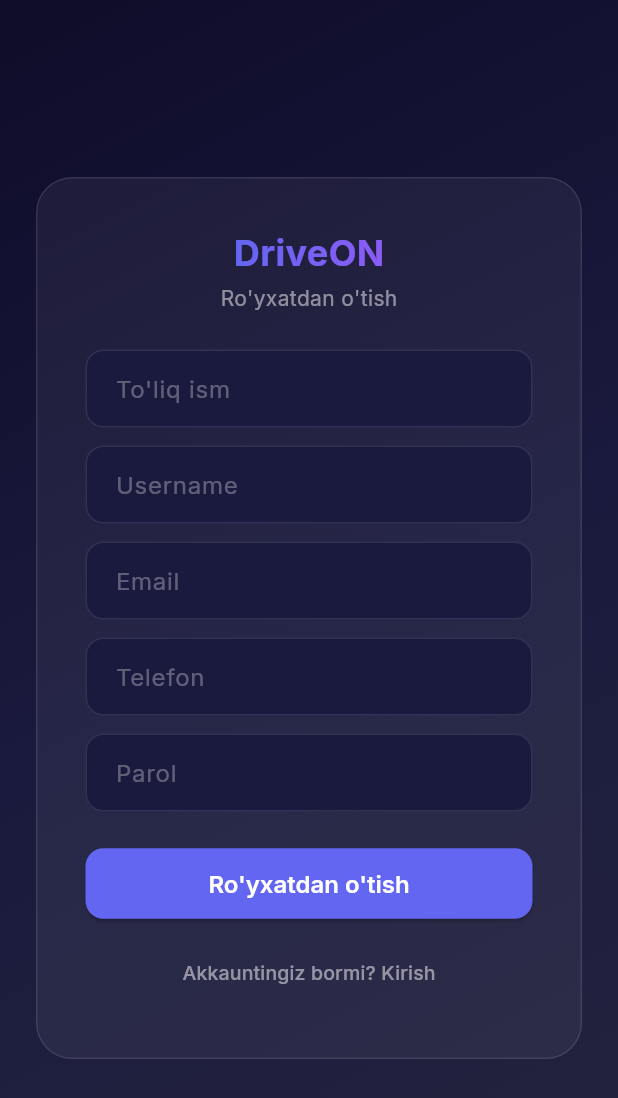
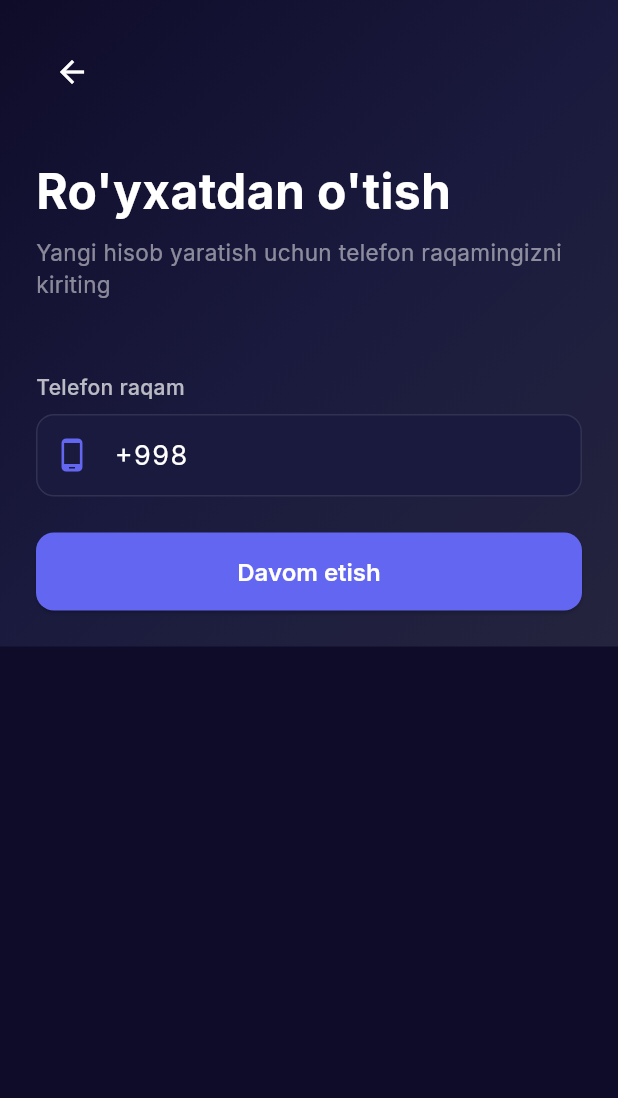
Before and after one commit to Jasurbek414/DriveON, a Flutter app: the RegisterScreen screen opened directly, on a phone screen of 412 x 824 dp. Shown: the top 1098 px of the screen. Run offline on Flutter 3.47's test engine with Material 3 defaults, Android fonts, the phone set to English and light mode, and no system bars; our stand-ins replace flutter_secure_storage, go_router, google_fonts; accounts and stored records are empty.

Commit message:
feat: complete registration flow and add docker-compose for DB

```diff
--- a/mobile/lib/router/app_router.dart
+++ b/mobile/lib/router/app_router.dart
@@ -15,6 +15,8 @@ import '../screens/add_card_screen.dart';
 import '../screens/profile_screen.dart';
 import '../screens/settings_screen.dart';
 
+import '../screens/register_screen.dart';
+
 class AppRouter {
   static final router = GoRouter(
     initialLocation: '/phone',
@@ -22,7 +24,7 @@ class AppRouter {
       final auth = context.read<AuthService>();
       final isAuth = auth.isAuthenticated;
       final isLoading = auth.isLoading;
-      final authRoutes = ['/phone', '/otp', '/password', '/set-password'];
+      final authRoutes = ['/phone', '/register', '/otp', '/password', '/set-password'];
       final isAuthRoute = authRoutes.contains(state.matchedLocation);
       if (isLoading) return null;
       if (!isAuth && !isAuthRoute) return '/phone';
@@ -31,6 +33,7 @@ class AppRouter {
     },
     routes: [
       GoRoute(path: '/phone', builder: (_, __) => const PhoneEntryScreen()),
+      GoRoute(path: '/register', builder: (_, __) => const RegisterScreen()),
       GoRoute(path: '/otp', builder: (_, state) => OtpScreen(phone: state.extra as String)),
       GoRoute(path: '/password', builder: (_, state) => PasswordScreen(phone: state.extra as String)),
       GoRoute(path: '/set-password', builder: (_, state) => SetPasswordScreen(phone: state.extra as String)),
--- a/mobile/lib/screens/register_screen.dart
+++ b/mobile/lib/screens/register_screen.dart
@@ -1,8 +1,7 @@
 import 'package:flutter/material.dart';
-import 'package:provider/provider.dart';
 import 'package:go_router/go_router.dart';
-import '../services/auth_service.dart';
 import '../theme/app_colors.dart';
+import '../services/api_service.dart';
 
 class RegisterScreen extends StatefulWidget {
   const RegisterScreen({super.key});
@@ -11,80 +10,69 @@ class RegisterScreen extends StatefulWidget {
 }
 
 class _RegisterScreenState extends State<RegisterScreen> {
-  final _fullName = TextEditingController();
-  final _username = TextEditingController();
-  final _email = TextEditingController();
-  final _phone = TextEditingController();
-  final _password = TextEditingController();
+  final _phoneCtrl = TextEditingController(text: '+998');
   bool _loading = false;
+  String? _error;
 
-  Future<void> _handleRegister() async {
-    setState(() => _loading = true);
-    final auth = context.read<AuthService>();
-    final ok = await auth.register({
-      'fullName': _fullName.text.trim(),
-      'username': _username.text.trim(),
-      'email': _email.text.trim(),
-      'phoneNumber': _phone.text.trim(),
-      'password': _password.text.trim(),
-    });
-    setState(() => _loading = false);
-    if (ok && mounted) context.go('/');
+  Future<void> _register() async {
+    final phone = _phoneCtrl.text.trim();
+    if (phone.length < 13) { setState(() => _error = "To'liq raqam kiriting"); return; }
+    setState(() { _loading = true; _error = null; });
+    try {
+      final check = await ApiService.checkPhone(phone);
+      if (check['registered'] == true) {
+        setState(() => _error = "Bu raqam allaqachon ro'yxatdan o'tgan. Iltimos, kiring.");
+      } else {
+        await ApiService.sendOtp(phone);
+        if (mounted) context.go('/otp', extra: phone);
+      }
+    } catch (e) {
+      setState(() => _error = e.toString().replaceFirst('Exception: ', ''));
+    } finally {
+      if (mounted) setState(() => _loading = false);
+    }
   }
 
   @override
-  void dispose() { _fullName.dispose(); _username.dispose(); _email.dispose(); _phone.dispose(); _password.dispose(); super.dispose(); }
-
-  @override
   Widget build(BuildContext context) {
-    final auth = context.watch<AuthService>();
     return Scaffold(
       body: Container(
         decoration: const BoxDecoration(gradient: AppColors.backgroundGradient),
         child: SafeArea(
-          child: Center(
           child: SingleChildScrollView(
+            child: Padding(
               padding: const EdgeInsets.all(24),
-              child: Container(
-                padding: const EdgeInsets.all(32),
-                decoration: BoxDecoration(
-                  color: Colors.white.withOpacity(0.05),
-                  borderRadius: BorderRadius.circular(24),
-                  border: Border.all(color: Colors.white.withOpacity(0.1)),
+              child: Column(crossAxisAlignment: CrossAxisAlignment.start, children: [
+                IconButton(icon: const Icon(Icons.arrow_back, color: Colors.white), onPressed: () => context.go('/phone')),
+                const SizedBox(height: 32),
+                const Text("Ro'yxatdan o'tish", style: TextStyle(color: Colors.white, fontSize: 32, fontWeight: FontWeight.bold)),
+                const SizedBox(height: 8),
+                Text('Yangi hisob yaratish uchun telefon raqamingizni kiriting', style: TextStyle(color: Colors.white.withOpacity(0.5), fontSize: 15)),
+                const SizedBox(height: 48),
+                Text('Telefon raqam', style: TextStyle(color: Colors.white.withOpacity(0.7), fontSize: 14, fontWeight: FontWeight.w500)),
+                const SizedBox(height: 8),
+                TextField(
+                  controller: _phoneCtrl,
+                  keyboardType: TextInputType.phone,
+                  style: const TextStyle(color: Colors.white, fontSize: 18, letterSpacing: 1),
+                  decoration: InputDecoration(
+                    prefixIcon: const Icon(Icons.phone_android, color: AppColors.primary),
+                    hintText: '+998 90 123 45 67',
+                    errorText: _error,
                   ),
-                child: Column(mainAxisSize: MainAxisSize.min, children: [
-                  ShaderMask(
-                    shaderCallback: (b) => AppColors.primaryGradient.createShader(b),
-                    child: const Text('DriveON', style: TextStyle(fontSize: 24, fontWeight: FontWeight.bold, color: Colors.white)),
                 ),
-                  const SizedBox(height: 4),
-                  Text("Ro'yxatdan o'tish", style: TextStyle(color: Colors.white.withOpacity(0.5), fontSize: 14)),
-                  const SizedBox(height: 24),
-                  if (auth.error != null) Container(
-                    padding: const EdgeInsets.all(12), margin: const EdgeInsets.only(bottom: 16),
-                    decoration: BoxDecoration(color: AppColors.error.withOpacity(0.1), borderRadius: BorderRadius.circular(12)),
-                    child: Text(auth.error!, style: const TextStyle(color: AppColors.error, fontSize: 13), textAlign: TextAlign.center),
-                  ),
-                  TextField(controller: _fullName, decoration: const InputDecoration(hintText: "To'liq ism")),
-                  const SizedBox(height: 12),
-                  TextField(controller: _username, decoration: const InputDecoration(hintText: 'Username')),
-                  const SizedBox(height: 12),
-                  TextField(controller: _email, keyboardType: TextInputType.emailAddress, decoration: const InputDecoration(hintText: 'Email')),
-                  const SizedBox(height: 12),
-                  TextField(controller: _phone, keyboardType: TextInputType.phone, decoration: const InputDecoration(hintText: 'Telefon')),
-                  const SizedBox(height: 12),
-                  TextField(controller: _password, obscureText: true, decoration: const InputDecoration(hintText: 'Parol')),
                 const SizedBox(height: 24),
                 SizedBox(
                   width: double.infinity,
-                    child: ElevatedButton(onPressed: _loading ? null : _handleRegister,
-                      child: _loading ? const SizedBox(width: 20, height: 20, child: CircularProgressIndicator(strokeWidth: 2, color: Colors.white)) : const Text("Ro'yxatdan o'tish")),
+                  height: 52,
+                  child: ElevatedButton(
+                    onPressed: _loading ? null : _register,
+                    child: _loading
+                      ? const SizedBox(width: 20, height: 20, child: CircularProgressIndicator(strokeWidth: 2, color: Colors.white))
+                      : const Text('Davom etish'),
                   ),
-                  const SizedBox(height: 12),
-                  TextButton(onPressed: () => context.go('/login'),
-                    child: Text('Akkauntingiz bormi? Kirish', style: TextStyle(color: Colors.white.withOpacity(0.5), fontSize: 13))),
+                ),
               ]),
-              ),
             ),
           ),
         ),
```
Also changed, not shown: mobile/lib/screens/phone_entry_screen.dart (+6 -11 lines), 1 other file. Lines whose indentation alone changed are shown as unchanged.
